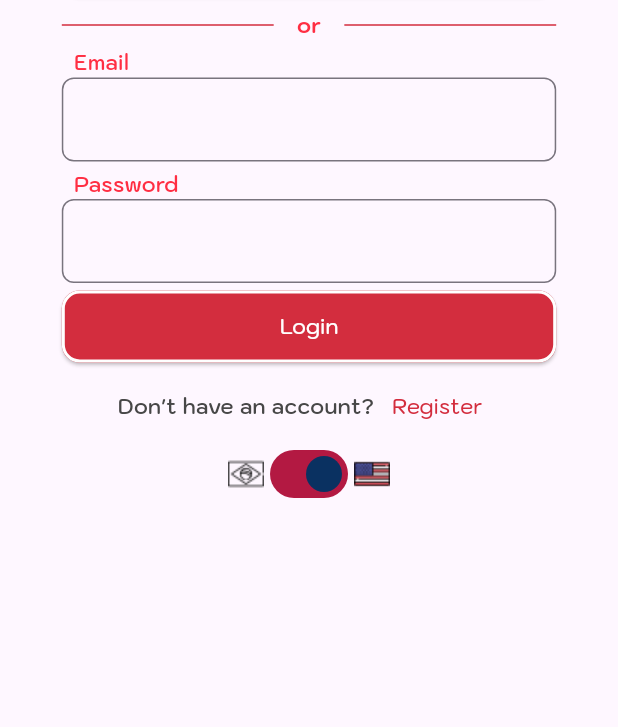
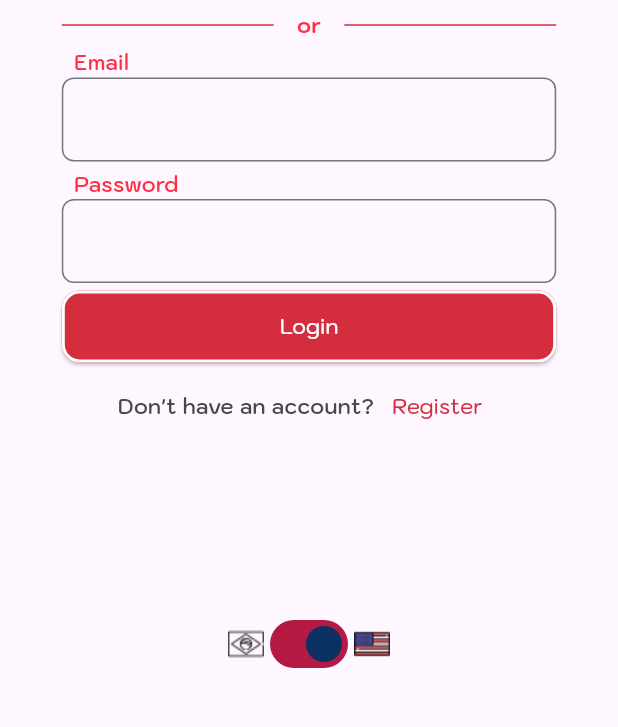
Before and after one commit to joaovvn/matchapp, a Flutter app: the screen it shows after launch, on a phone screen of 412 x 824 dp, the part 489-1216 px from its top. Run offline on Flutter 3.47's test engine with Material 3 defaults, Android fonts, the phone set to English and light mode, and no system bars; our stand-ins replace appinio_swiper, firebase_auth, firebase_core, firebase_database, gap, get and 4 more; missing offline and left inert: qr_code_dart_scan; accounts and stored records are empty; generated files the repository leaves out were written again.

```diff
--- a/lib/screens/home/controller/home_controller.dart
+++ b/lib/screens/home/controller/home_controller.dart
@@ -70,7 +70,9 @@ class HomeController extends GetxController {
 
   logOut() async {
     try {
-      await _googleSignIn.disconnect();
+      if (await _googleSignIn.isSignedIn()) {
+        await _googleSignIn.disconnect();
+      }
 
       await _auth.signOut();
 
--- a/lib/screens/user/login_screen.dart
+++ b/lib/screens/user/login_screen.dart
@@ -33,7 +33,7 @@ class _LoginScreenState extends State<LoginScreen> {
         crossAxisAlignment: CrossAxisAlignment.center,
         children: [
           Expanded(
-            flex: 4,
+            flex: 2,
             child: Column(
               mainAxisAlignment: MainAxisAlignment.end,
               children: [
@@ -44,7 +44,7 @@ class _LoginScreenState extends State<LoginScreen> {
             ),
           ),
           Expanded(
-            flex: 5,
+            flex: 3,
             child: Obx(() {
               return WidgetConstants.loadingStateWidget(
                 controller.loadingState.value,
@@ -145,16 +145,10 @@ class _LoginScreenState extends State<LoginScreen> {
             }),
           ),
           Expanded(
-            flex: 3,
-            child: Column(
-              mainAxisAlignment: MainAxisAlignment.start,
-              children: [
-                Obx(() {
-                  return WidgetConstants.languageSwitch(controller.isEnglish);
-                }),
-              ],
-            ),
-          )
+            child: Obx(() {
+              return WidgetConstants.languageSwitch(controller.isEnglish);
+            }),
+          ),
         ],
       ),
     );
```
Also changed, not shown: pubspec.lock.
